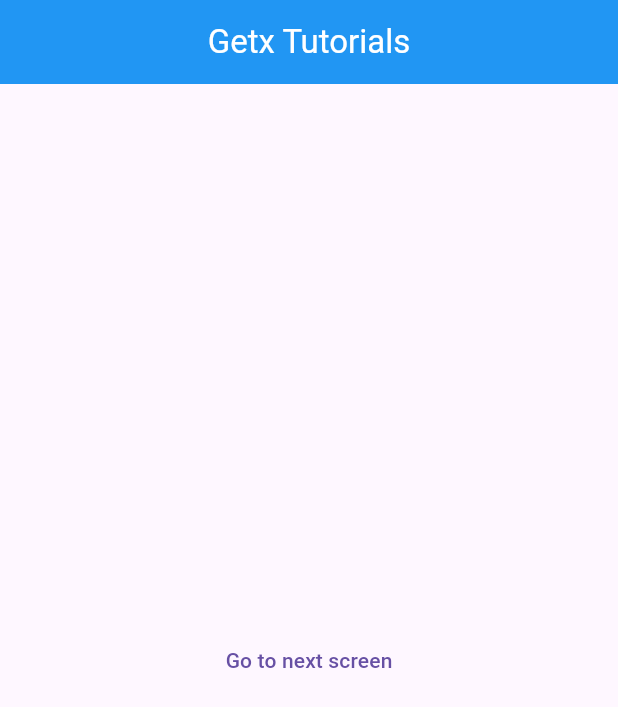
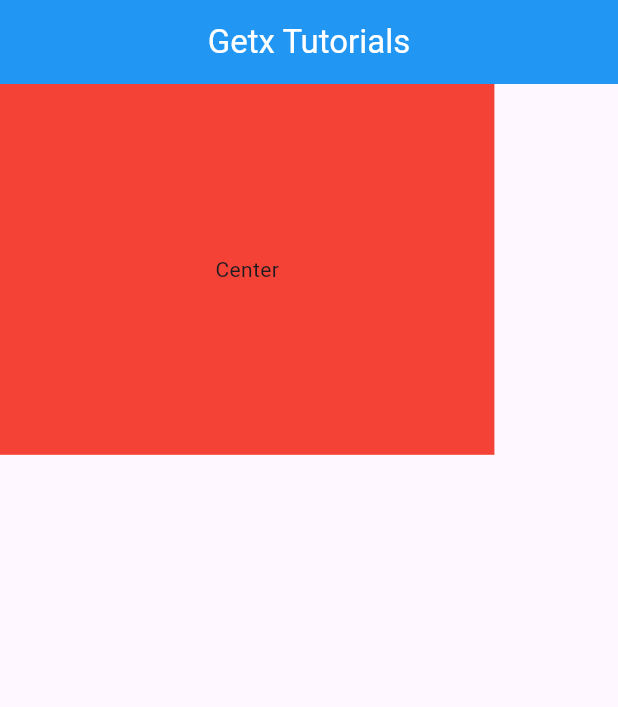
Before and after one commit to Hafiz-Muhammad-Shayan/GetxExplaination, a Flutter app: the screen it shows after launch, on a phone screen of 412 x 824 dp. Shown: the top 707 px of the screen. Run offline on Flutter 3.47's test engine with Material 3 defaults, Android fonts, the phone set to English and light mode, and no system bars; our stand-ins replace get.

Commit message:
video 4 done mediaquerry in Getx

```diff
--- a/lib/home_screen.dart
+++ b/lib/home_screen.dart
@@ -22,23 +22,12 @@ class _HomeScreenState extends State<HomeScreen> {
           ),
         ),),
       ),
-      body: Column(
-        mainAxisAlignment: MainAxisAlignment.center,
-        crossAxisAlignment: CrossAxisAlignment.center,
-        children: [
-         Center(
-           child: TextButton(
-               onPressed: (){
-                 // Get.to(ScreenOne(name: "shayan",));
-                 Get.toNamed("/screenOne", arguments: [
-                   " Shayan",
-                   "Asif"
-                 ]);
-               },
-               child: Text("Go to next screen"),
-           ),
-         ),
-        ],
+      body: Container(
+        height: Get.height * 0.3,
+        width: Get.width * 0.8,
+        color: Colors.red,
+        child: Center(
+            child: Text("Center")),
       ),
 
 
```
